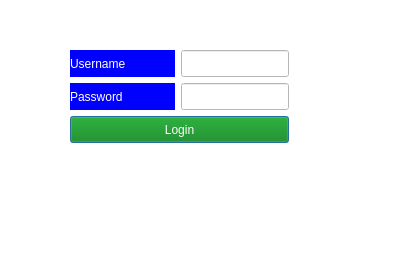
Qt form dialog.ui (stepin104734/NOTEPAD) before a commit.
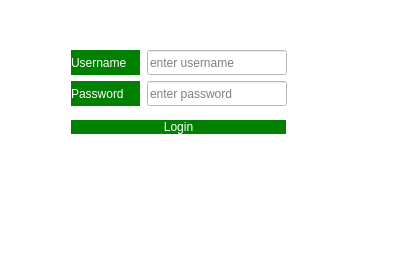
The same form after that commit.

Commit message: added login password failure attempt feature

What changed in the file:
```diff
--- a/dialog.ui
+++ b/dialog.ui
@@ -10,6 +10,12 @@
     <height>275</height>
    </rect>
   </property>
+  <property name="sizePolicy">
+   <sizepolicy hsizetype="Expanding" vsizetype="Expanding">
+    <horstretch>0</horstretch>
+    <verstretch>0</verstretch>
+   </sizepolicy>
+  </property>
   <property name="windowTitle">
    <string>Dialog</string>
   </property>
@@ -17,7 +23,7 @@
    <string notr="true">background-color:white;
 </string>
   </property>
-  <widget class="QWidget" name="">
+  <widget class="QWidget" name="layoutWidget">
    <property name="geometry">
     <rect>
      <x>70</x>
@@ -27,24 +33,36 @@
     </rect>
    </property>
    <property name="sizePolicy">
-    <sizepolicy hsizetype="Preferred" vsizetype="Preferred">
+    <sizepolicy hsizetype="Maximum" vsizetype="Maximum">
      <horstretch>0</horstretch>
      <verstretch>0</verstretch>
     </sizepolicy>
    </property>
+   <property name="maximumSize">
+    <size>
+     <width>219</width>
+     <height>93</height>
+    </size>
+   </property>
    <layout class="QVBoxLayout" name="verticalLayout">
     <item>
      <layout class="QHBoxLayout" name="horizontalLayout">
       <item>
        <widget class="QLabel" name="label">
         <property name="sizePolicy">
-         <sizepolicy hsizetype="Preferred" vsizetype="Preferred">
+         <sizepolicy hsizetype="Maximum" vsizetype="Maximum">
           <horstretch>0</horstretch>
           <verstretch>0</verstretch>
          </sizepolicy>
         </property>
+        <property name="maximumSize">
+         <size>
+          <width>69</width>
+          <height>25</height>
+         </size>
+        </property>
         <property name="styleSheet">
-         <string notr="true">background-color:blue;
+         <string notr="true">background-color:Green;
 color:white;
 </string>
         </property>
@@ -56,16 +74,25 @@
       <item>
        <widget class="QLineEdit" name="lineEdit_uname">
         <property name="sizePolicy">
-         <sizepolicy hsizetype="Preferred" vsizetype="Preferred">
+         <sizepolicy hsizetype="Maximum" vsizetype="Maximum">
           <horstretch>0</horstretch>
           <verstretch>0</verstretch>
          </sizepolicy>
         </property>
+        <property name="maximumSize">
+         <size>
+          <width>140</width>
+          <height>25</height>
+         </size>
+        </property>
         <property name="styleSheet">
          <string notr="true">background-color:white;
 color:black;
 </string>
         </property>
+        <property name="placeholderText">
+         <string>enter username</string>
+        </property>
        </widget>
       </item>
      </layout>
@@ -75,14 +102,21 @@
       <item>
        <widget class="QLabel" name="label_2">
         <property name="sizePolicy">
-         <sizepolicy hsizetype="Preferred" vsizetype="Preferred">
+         <sizepolicy hsizetype="Maximum" vsizetype="Maximum">
           <horstretch>0</horstretch>
           <verstretch>0</verstretch>
          </sizepolicy>
         </property>
+        <property name="maximumSize">
+         <size>
+          <width>69</width>
+          <height>25</height>
+         </size>
+        </property>
         <property name="styleSheet">
-         <string notr="true">background-color:blue;
+         <string notr="true">background-color:green;
 color:white;
+
 </string>
         </property>
         <property name="text">
@@ -93,30 +127,50 @@
       <item>
        <widget class="QLineEdit" name="lineEdit__pswd">
         <property name="sizePolicy">
-         <sizepolicy hsizetype="Preferred" vsizetype="Preferred">
+         <sizepolicy hsizetype="Maximum" vsizetype="Maximum">
           <horstretch>0</horstretch>
           <verstretch>0</verstretch>
          </sizepolicy>
         </property>
+        <property name="maximumSize">
+         <size>
+          <width>140</width>
+          <height>25</height>
+         </size>
+        </property>
         <property name="styleSheet">
          <string notr="true">background-color:white;
 color:black;</string>
         </property>
+        <property name="echoMode">
+         <enum>QLineEdit::Password</enum>
+        </property>
+        <property name="placeholderText">
+         <string>enter password</string>
+        </property>
        </widget>
       </item>
      </layout>
     </item>
-    <item>
+    <item alignment="Qt::AlignVCenter">
      <widget class="QPushButton" name="pushButton">
       <property name="sizePolicy">
-       <sizepolicy hsizetype="Preferred" vsizetype="Preferred">
+       <sizepolicy hsizetype="Maximum" vsizetype="Maximum">
         <horstretch>0</horstretch>
         <verstretch>0</verstretch>
        </sizepolicy>
       </property>
+      <property name="maximumSize">
+       <size>
+        <width>217</width>
+        <height>25</height>
+       </size>
+      </property>
       <property name="styleSheet">
        <string notr="true">background-color:green;
 color:white;
+border: 1px solid green;
+border-color:15px;
 </string>
       </property>
       <property name="text">
```
The commit also changes 7 other files.
